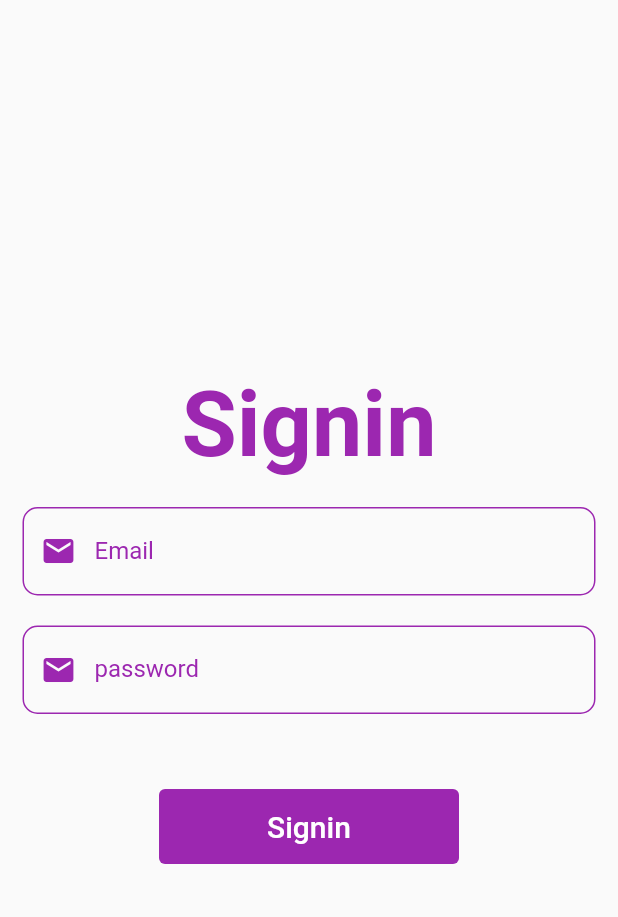
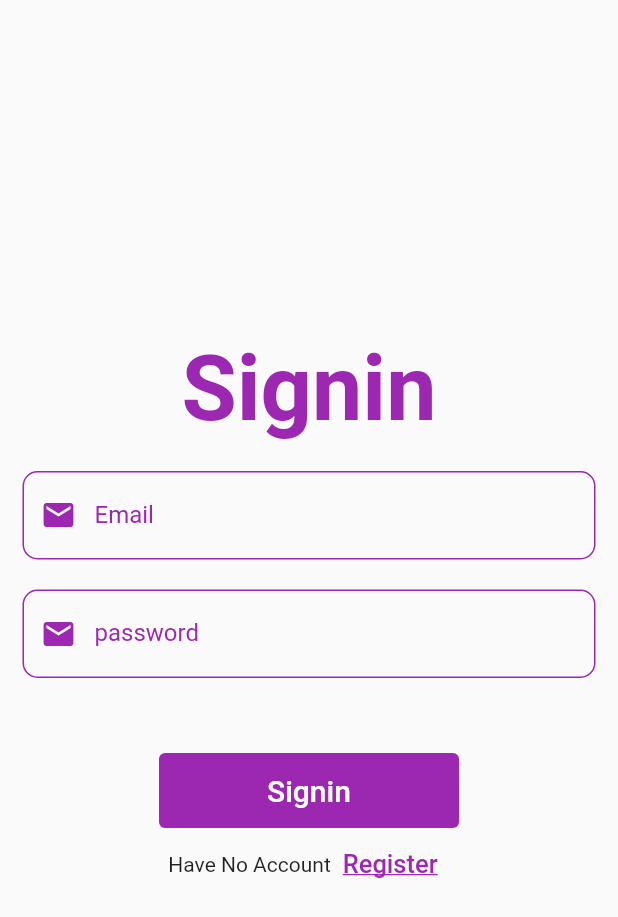
Before and after one commit to NadaAshrafMuhammad/FlutterGraduationProject-FitSync, a Flutter app: the screen it shows after launch, on a phone screen of 412 x 824 dp. Shown: the top 917 px of the screen. Run offline on Flutter 3.47's test engine with Material 2 defaults, Android fonts, the phone set to English and light mode, and no system bars.

Commit message:
add customtextbutton in sigin screen body

```diff
--- /dev/null
+++ b/graduation_project/lib/widgets/custom_text_button.dart
@@ -0,0 +1,27 @@
+import 'package:flutter/material.dart';
+
+class CustomTextButton extends StatelessWidget {
+  final void Function()? onPressed;
+  final String text;
+
+  const CustomTextButton({
+    super.key,
+    required this.text,
+    this.onPressed,
+  });
+
+  @override
+  Widget build(BuildContext context) {
+    return TextButton(
+      onPressed: onPressed,
+      child: Text(
+        text,
+        style: const TextStyle(
+          fontSize: 17,
+          decoration: TextDecoration.underline,
+          color: Colors.purple,
+        ),
+      ),
+    );
+  }
+}
--- a/graduation_project/lib/widgets/sigin_screen_body.dart
+++ b/graduation_project/lib/widgets/sigin_screen_body.dart
@@ -1,4 +1,5 @@
 import 'package:flutter/material.dart';
+import 'package:graduation_project/widgets/custom_text_button.dart';
 import 'custom_button.dart';
 import 'custom_text_form_field.dart';
 
@@ -42,6 +43,13 @@ class _SiginInScreenBodyState extends State<SiginInScreenBody> {
         ),
         SizedBox(height: 50),
         CustomButton(text: 'Signin'),
+        Row(
+          mainAxisAlignment: MainAxisAlignment.center,
+          children: [
+            Text('Have No Account'),
+            CustomTextButton(text: 'Register'),
+          ],
+        ),
       ],
     );
   }
```
